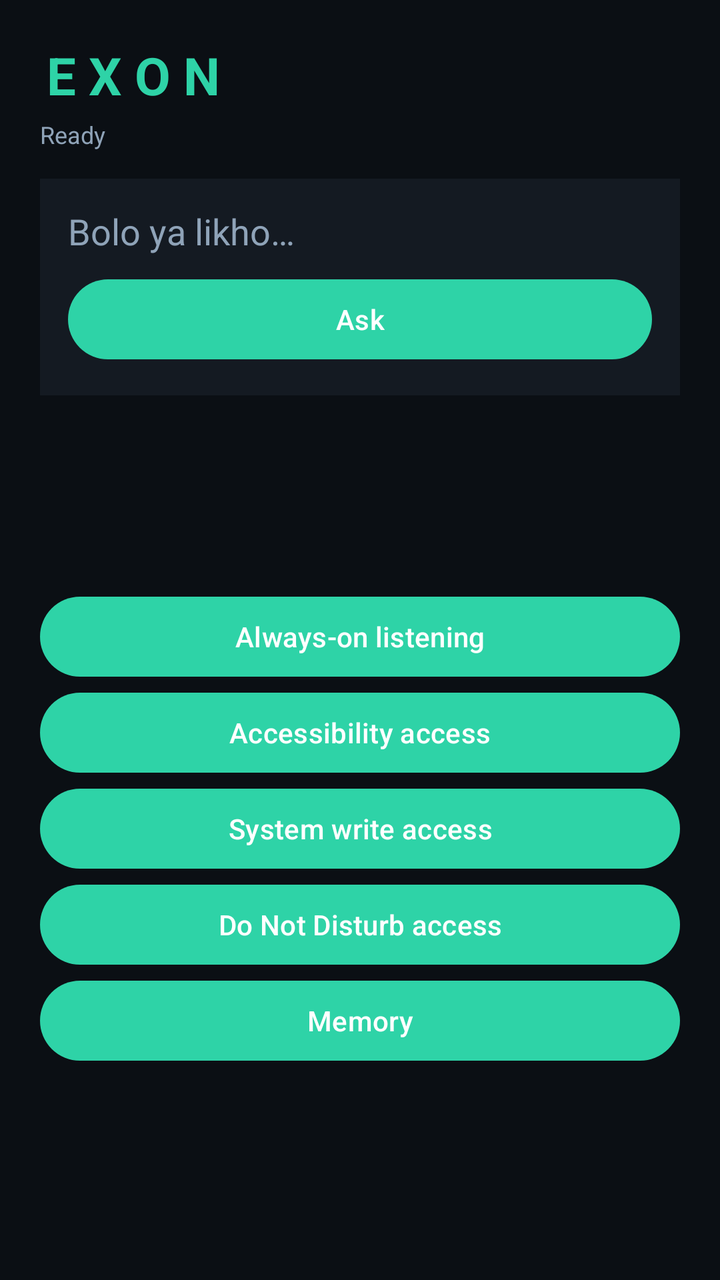
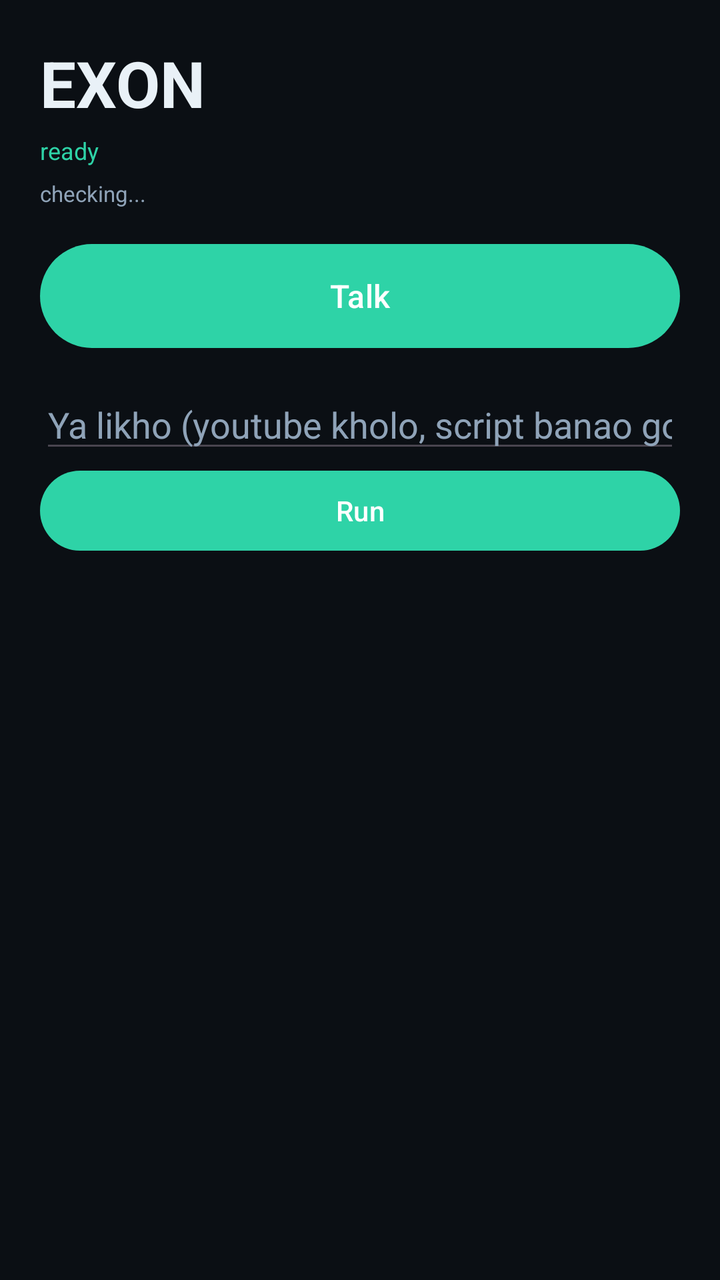

The first picture is an Android layout as it rendered before a commit; the second is the same layout after the commit. The layout source and the unified diff follow.
<!-- AndroidManifest.xml: application theme ExonTheme -->
<!-- res/layout/activity_main.xml -->
<?xml version="1.0" encoding="utf-8"?>
<ScrollView xmlns:android="http://schemas.android.com/apk/res/android"
    android:layout_width="match_parent"
    android:layout_height="match_parent"
    android:background="@color/bg"
    android:fillViewport="true">

    <LinearLayout
        android:layout_width="match_parent"
        android:layout_height="wrap_content"
        android:orientation="vertical"
        android:padding="20dp">

        <TextView
            android:id="@+id/title"
            android:layout_width="wrap_content"
            android:layout_height="wrap_content"
            android:text="EXON"
            android:letterSpacing="0.25"
            android:textColor="@color/accent"
            android:textSize="26sp"
            android:textStyle="bold" />

        <TextView
            android:id="@+id/status"
            android:layout_width="match_parent"
            android:layout_height="wrap_content"
            android:paddingTop="4dp"
            android:paddingBottom="14dp"
            android:text="Ready"
            android:textColor="@color/muted"
            android:textSize="12sp" />

        <LinearLayout
            android:layout_width="match_parent"
            android:layout_height="wrap_content"
            android:background="@color/card"
            android:orientation="vertical"
            android:padding="14dp">

            <EditText
                android:id="@+id/input"
                android:layout_width="match_parent"
                android:layout_height="wrap_content"
                android:hint="Bolo ya likho…"
                android:textColorHint="@color/muted"
                android:textColor="@color/text"
                android:background="@null"
                android:inputType="text" />

            <Button
                android:id="@+id/btnMic"
                android:layout_width="match_parent"
                android:layout_height="wrap_content"
                android:layout_marginTop="8dp"
                android:text="Ask" />
        </LinearLayout>

        <TextView
            android:id="@+id/heard"
            android:layout_width="match_parent"
            android:layout_height="wrap_content"
            android:paddingTop="12dp"
            android:textColor="@color/muted"
            android:textSize="13sp" />

        <TextView
            android:id="@+id/reply"
            android:layout_width="match_parent"
            android:layout_height="wrap_content"
            android:paddingTop="8dp"
            android:paddingBottom="8dp"
            android:textColor="@color/text"
            android:textIsSelectable="true"
            android:textSize="15sp" />

        <TextView
            android:id="@+id/latency"
            android:layout_width="match_parent"
            android:layout_height="wrap_content"
            android:paddingBottom="16dp"
            android:textColor="@color/muted"
            android:textSize="11sp" />

        <Button
            android:id="@+id/btnService"
            android:layout_width="match_parent"
            android:layout_height="wrap_content"
            android:text="Always-on listening" />

        <Button
            android:id="@+id/btnAccessibility"
            android:layout_width="match_parent"
            android:layout_height="wrap_content"
            android:text="Accessibility access" />

        <Button
            android:id="@+id/btnWriteSettings"
            android:layout_width="match_parent"
            android:layout_height="wrap_content"
            android:text="System write access" />

        <Button
            android:id="@+id/btnDnd"
            android:layout_width="match_parent"
            android:layout_height="wrap_content"
            android:text="Do Not Disturb access" />

        <Button
            android:id="@+id/btnMemory"
            android:layout_width="match_parent"
            android:layout_height="wrap_content"
            android:text="Memory" />

        
        <LinearLayout
            android:id="@+id/advanced"
            android:layout_width="match_parent"
            android:layout_height="wrap_content"
            android:orientation="vertical"
            android:visibility="gone">

            <Button
                android:id="@+id/btnBrain"
                android:layout_width="match_parent"
                android:layout_height="wrap_content"
                android:text="Brain" />

            <TextView
                android:layout_width="match_parent"
                android:layout_height="wrap_content"
                android:paddingTop="12dp"
                android:text="One-time PC command:"
                android:textColor="@color/muted"
                android:textSize="12sp" />

            <TextView
                android:layout_width="match_parent"
                android:layout_height="wrap_content"
                android:text="adb shell pm grant com.assistant.exon android.permission.WRITE_SECURE_SETTINGS"
                android:textColor="@color/text"
                android:textIsSelectable="true"
                android:textSize="11sp"
                android:typeface="monospace" />
        </LinearLayout>
    </LinearLayout>
</ScrollView>
<!-- resources referenced by this layout -->
<resources>
  <color name="accent">#2ED3A7</color>
  <color name="bg">#0B0F14</color>
  <color name="card">#141A22</color>
  <color name="muted">#8FA3B8</color>
  <color name="text">#E9F1F7</color>
  <style name="ExonTheme" parent="Theme.Material3.DayNight.NoActionBar">
          <item name="android:windowBackground">@color/bg</item>
          <item name="colorPrimary">@color/accent</item>
          <item name="android:statusBarColor">@color/bg</item>
          <item name="android:textColorPrimary">@color/text</item>
      </style>
</resources>

<!-- the commit's change to res/layout/activity_main.xml (unified diff, before → after) -->
@@ -16,9 +16,8 @@
             android:layout_width="wrap_content"
             android:layout_height="wrap_content"
             android:text="EXON"
-            android:letterSpacing="0.25"
-            android:textColor="@color/accent"
-            android:textSize="26sp"
+            android:textColor="@color/text"
+            android:textSize="32sp"
             android:textStyle="bold" />
 
         <TextView
@@ -26,122 +25,82 @@
             android:layout_width="match_parent"
             android:layout_height="wrap_content"
             android:paddingTop="4dp"
-            android:paddingBottom="14dp"
-            android:text="Ready"
-            android:textColor="@color/muted"
+            android:text="ready"
+            android:textColor="@color/accent"
             android:textSize="12sp" />
 
-        <LinearLayout
+        <TextView
+            android:id="@+id/diag"
             android:layout_width="match_parent"
             android:layout_height="wrap_content"
-            android:background="@color/card"
-            android:orientation="vertical"
-            android:padding="14dp">
+            android:paddingTop="6dp"
+            android:paddingBottom="14dp"
+            android:text="checking..."
+            android:textColor="@color/muted"
+            android:textSize="11sp" />
 
-            <EditText
-                android:id="@+id/input"
-                android:layout_width="match_parent"
-                android:layout_height="wrap_content"
-                android:hint="Bolo ya likho…"
-                android:textColorHint="@color/muted"
-                android:textColor="@color/text"
-                android:background="@null"
-                android:inputType="text" />
+        <Button
+            android:id="@+id/btnMic"
+            android:layout_width="match_parent"
+            android:layout_height="60dp"
+            android:text="Talk"
+            android:textSize="16sp" />
 
-            <Button
-                android:id="@+id/btnMic"
-                android:layout_width="match_parent"
-                android:layout_height="wrap_content"
-                android:layout_marginTop="8dp"
-                android:text="Ask" />
-        </LinearLayout>
+        <EditText
+            android:id="@+id/input"
+            android:layout_width="match_parent"
+            android:layout_height="wrap_content"
+            android:layout_marginTop="12dp"
+            android:hint="Ya likho (youtube kholo, script banao gold)"
+            android:textColor="@color/text"
+            android:textColorHint="@color/muted"
+            android:inputType="text" />
+
+        <Button
+            android:id="@+id/btnRun"
+            android:layout_width="match_parent"
+            android:layout_height="wrap_content"
+            android:text="Run" />
 
         <TextView
             android:id="@+id/heard"
             android:layout_width="match_parent"
             android:layout_height="wrap_content"
-            android:paddingTop="12dp"
+            android:paddingTop="14dp"
             android:textColor="@color/muted"
-            android:textSize="13sp" />
+            android:textSize="12sp" />
 
         <TextView
             android:id="@+id/reply"
             android:layout_width="match_parent"
             android:layout_height="wrap_content"
-            android:paddingTop="8dp"
-            android:paddingBottom="8dp"
+            android:paddingTop="6dp"
             android:textColor="@color/text"
-            android:textIsSelectable="true"
-            android:textSize="15sp" />
+            android:textSize="14sp" />
 
         <TextView
             android:id="@+id/latency"
             android:layout_width="match_parent"
             android:layout_height="wrap_content"
-            android:paddingBottom="16dp"
-            android:textColor="@color/muted"
+            android:paddingTop="6dp"
+            android:textColor="@color/accent"
             android:textSize="11sp" />
 
-        <Button
-            android:id="@+id/btnService"
-            android:layout_width="match_parent"
-            android:layout_height="wrap_content"
-            android:text="Always-on listening" />
-
-        <Button
-            android:id="@+id/btnAccessibility"
-            android:layout_width="match_parent"
-            android:layout_height="wrap_content"
-            android:text="Accessibility access" />
-
-        <Button
-            android:id="@+id/btnWriteSettings"
-            android:layout_width="match_parent"
-            android:layout_height="wrap_content"
-            android:text="System write access" />
-
-        <Button
-            android:id="@+id/btnDnd"
-            android:layout_width="match_parent"
-            android:layout_height="wrap_content"
-            android:text="Do Not Disturb access" />
-
-        <Button
-            android:id="@+id/btnMemory"
-            android:layout_width="match_parent"
-            android:layout_height="wrap_content"
-            android:text="Memory" />
-
-        
         <LinearLayout
             android:id="@+id/advanced"
             android:layout_width="match_parent"
             android:layout_height="wrap_content"
+            android:layout_marginTop="18dp"
             android:orientation="vertical"
             android:visibility="gone">
 
-            <Button
-                android:id="@+id/btnBrain"
-                android:layout_width="match_parent"
-                android:layout_height="wrap_content"
-                android:text="Brain" />
-
-            <TextView
-                android:layout_width="match_parent"
-                android:layout_height="wrap_content"
-                android:paddingTop="12dp"
-                android:text="One-time PC command:"
-                android:textColor="@color/muted"
-                android:textSize="12sp" />
-
-            <TextView
-                android:layout_width="match_parent"
-                android:layout_height="wrap_content"
-                android:text="adb shell pm grant com.assistant.exon android.permission.WRITE_SECURE_SETTINGS"
-                android:textColor="@color/text"
-                android:textIsSelectable="true"
-                android:textSize="11sp"
-                android:typeface="monospace" />
+            <Button android:id="@+id/btnService" android:layout_width="match_parent" android:layout_height="wrap_content" android:text="Background listener on/off" />
+            <Button android:id="@+id/btnStop" android:layout_width="match_parent" android:layout_height="wrap_content" android:text="Stop speaking" />
+            <Button android:id="@+id/btnAccessibility" android:layout_width="match_parent" android:layout_height="wrap_content" android:text="Accessibility settings" />
+            <Button android:id="@+id/btnWriteSettings" android:layout_width="match_parent" android:layout_height="wrap_content" android:text="Allow system writes" />
+            <Button android:id="@+id/btnDnd" android:layout_width="match_parent" android:layout_height="wrap_content" android:text="Allow DND control" />
+            <Button android:id="@+id/btnMemory" android:layout_width="match_parent" android:layout_height="wrap_content" android:text="Show memory" />
+            <Button android:id="@+id/btnBrain" android:layout_width="match_parent" android:layout_height="wrap_content" android:text="Brain endpoint (advanced)" />
         </LinearLayout>
     </LinearLayout>
 </ScrollView>
<!-- resource entries referenced after the edit -->
@@ -2,7 +2,6 @@
 <resources>
   <color name="accent">#2ED3A7</color>
   <color name="bg">#0B0F14</color>
-  <color name="card">#141A22</color>
   <color name="muted">#8FA3B8</color>
   <color name="text">#E9F1F7</color>
   <style name="ExonTheme" parent="Theme.Material3.DayNight.NoActionBar">
